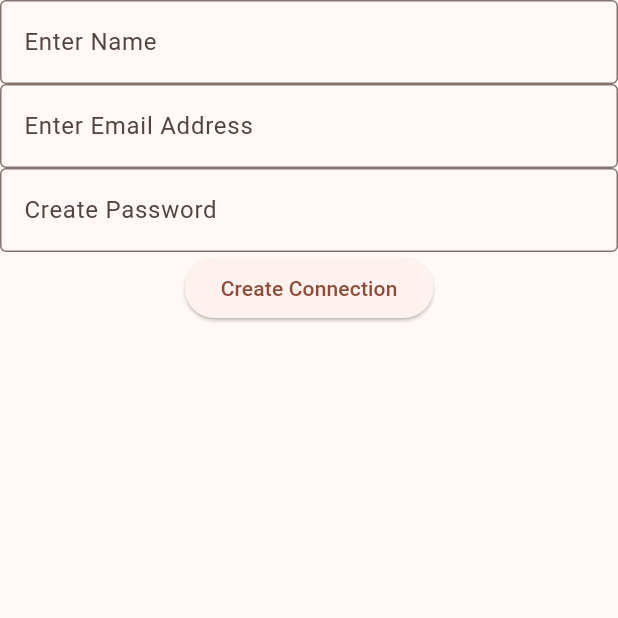
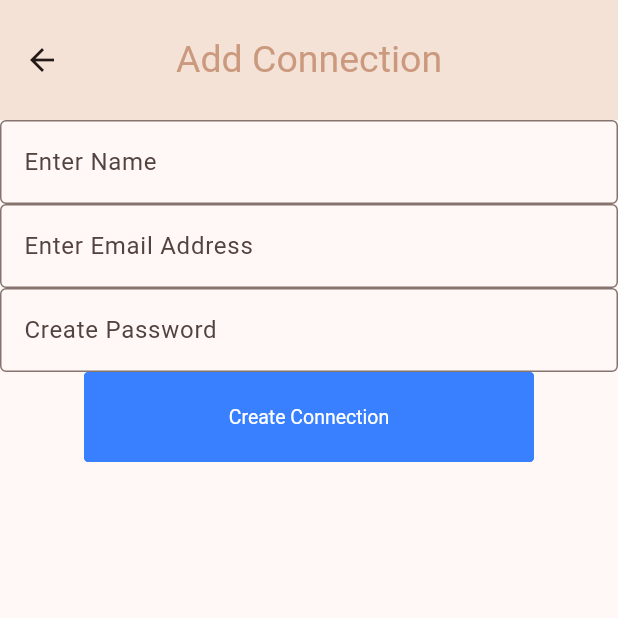
Before and after one commit to audreyhan222/App-Challenge, a Flutter app: the ConnectionsPage screen opened directly, after a tap on "Add a Connection", on a phone screen of 412 x 824 dp, the top half of it. Run offline on Flutter 3.47's test engine with Material 2 defaults, Android fonts, the phone set to English and light mode, and no system bars; drawn by our look-alikes of getwidget; our stand-ins replace cloud_firestore, firebase_core, google_fonts; missing offline and left inert: flutter_alarm_clock; accounts and stored records are empty.

Commit message:
added connection messages

```diff
--- a/lib/ConnectionsPage.dart
+++ b/lib/ConnectionsPage.dart
@@ -1,4 +1,7 @@
 import 'package:flutter/material.dart';
+import 'package:firebase_core/firebase_core.dart';
+import 'package:cloud_firestore/cloud_firestore.dart';
+import 'globals.dart' as globals;
 import 'EnterConnectionPage.dart';
 
 class ConnectionsPage extends StatefulWidget {
@@ -9,7 +12,9 @@ class ConnectionsPage extends StatefulWidget {
 
 class _ConnectionsPageState extends State<ConnectionsPage> {
   TextEditingController messageController = TextEditingController();
-  String displayedMessage = ''; // To store and display the entered message
+  String displayedMessage = '';
+
+  final FirebaseFirestore firestore = FirebaseFirestore.instance;
 
   @override
   Widget build(BuildContext context) {
@@ -20,10 +25,36 @@ class _ConnectionsPageState extends State<ConnectionsPage> {
         backgroundColor: Color.fromRGBO(255, 241, 230, 1),
         toolbarHeight: 80,
         toolbarOpacity: 1.0,
+        shadowColor: Colors.black,
       ),
       body: Center(
+
         child: Column(
           children: [
+            Expanded(
+              child: StreamBuilder(
+                stream: firestore.collection("users").doc(globals.user_name).collection("messages").snapshots(),
+                builder: (context, snapshot) {
+                  if (!snapshot.hasData) {
+                    return Center(child: CircularProgressIndicator());
+                  }
+                  var messages = snapshot.data!.docs;
+                  List<Widget> messageWidgets = [];
+                  for (var message in messages) {
+                    var data = message.data() as Map<String, dynamic>;
+                    var userName = message.id;
+                    var text = data["text"];
+                    messageWidgets.add(
+                      ListTile(
+                        title: Text(userName),
+                        subtitle: Text(text),
+                      ),
+                    );
+                  }
+                  return ListView(children: messageWidgets);
+                },
+              ),
+            ),
             TextButton(
               onPressed: () {
                 Navigator.push(
@@ -34,7 +65,7 @@ class _ConnectionsPageState extends State<ConnectionsPage> {
               child: Text("Add a Connection"),
             ),
             Padding(
-              padding: const EdgeInsets.all(16.0),
+              padding: const EdgeInsets.all(2.0),
               child: TextField(
                 controller: messageController,
                 decoration: InputDecoration(
@@ -44,8 +75,13 @@ class _ConnectionsPageState extends State<ConnectionsPage> {
             ),
             ElevatedButton(
               onPressed: () {
+                final message = messageController.text;
+                final userName = globals.user_name; // Assuming you have the user's name in globals.user_name
+// Add the message to Firestore subcollection
+                addMessageToFirestore(message, userName);
+
                 setState(() {
-                  displayedMessage = messageController.text;
+                  displayedMessage = message;
                 });
               },
               child: Text("Submit Message"),
@@ -54,9 +90,30 @@ class _ConnectionsPageState extends State<ConnectionsPage> {
               "Entered Message: $displayedMessage",
               style: TextStyle(fontSize: 18, fontWeight: FontWeight.bold),
             ),
-          ],
+          ]
         ),
-      ),
+
+        ),
+      );
+  }
+
+  void addMessageToFirestore(String message, String userName) {
+    final messagesCollection = globals.firestore.collection("users").doc(globals.main_id); // change to main_id
+    final message_data = <String, String> {
+      "text": message,
+    };
+    messagesCollection.get().then (
+        (DocumentSnapshot doc) async {
+          final data = doc.data() as Map<String, dynamic>;
+          firestore
+            .collection("users")
+            .doc (data["Main Email"])
+            .collection ("messages")
+            .doc (userName)
+            .set (message_data)
+            .onError((e, _) => print("Error writing document: $e"));
+        },
+      onError: (e) => print("User email or password is incorrect."),
     );
   }
 }
--- a/lib/EnterConnectionPage.dart
+++ b/lib/EnterConnectionPage.dart
@@ -1,6 +1,7 @@
 import 'package:flutter/material.dart';
 import 'package:cloud_firestore/cloud_firestore.dart';
 import 'globals.dart' as globals;
+import 'package:getwidget/getwidget.dart';
 
 class EnterConnectionPage extends StatefulWidget {
   const EnterConnectionPage({super.key});
@@ -15,6 +16,13 @@ class _EnterConnectionPageState extends State<EnterConnectionPage> {
     var user_password = "";
     var user_name = "";
     return Scaffold (
+      appBar: AppBar (
+        title: Text("Add Connection", style: TextStyle(color: Color.fromRGBO(203, 153, 126, 1), fontSize: 25)),
+        centerTitle: true,
+        backgroundColor: Color.fromRGBO(255, 241, 230, 1),
+        toolbarHeight: 80,
+        elevation: 4.0,
+      ),
       body: Center (
         child: Column (
           children: [
@@ -50,7 +58,10 @@ class _EnterConnectionPageState extends State<EnterConnectionPage> {
             ),
 
             //sign up button
-            ElevatedButton (
+            Container(
+              height: 60,
+              width: 300,
+              child: GFButton (
               onPressed: () {
                 Navigator.pop(context);
 
@@ -73,6 +84,7 @@ class _EnterConnectionPageState extends State<EnterConnectionPage> {
               },
               child: Text("Create Connection"),
             ),
+            ),
           ],
         ),
       ),
--- a/lib/MainPage.dart
+++ b/lib/MainPage.dart
@@ -20,6 +20,8 @@ class _MainPageState extends State<MainPage> {
         backgroundColor: Color.fromRGBO(255, 241, 230, 1),
         toolbarHeight: 80,
         toolbarOpacity: 1.0,
+        elevation: 2.0,
+        shadowColor: Colors.black,
       ),
       body: Column (
         children: [
--- a/lib/globals.dart
+++ b/lib/globals.dart
@@ -4,3 +4,4 @@ var user_doc;
 var user_id;
 var main_id;
 var firestore;
+var user_name;
--- a/lib/main.dart
+++ b/lib/main.dart
@@ -8,6 +8,7 @@ import 'package:cloud_firestore/cloud_firestore.dart';
 import 'globals.dart' as globals;
 //import 'package:firebase_database/firebase_database.dart';
 import 'package:getwidget/getwidget.dart';
+import 'package:google_fonts/google_fonts.dart';
 
 
 class RealtimeDatabaseInsert extends StatelessWidget {
--- a/pubspec.yaml
+++ b/pubspec.yaml
@@ -19,6 +19,7 @@ dependencies:
   firebase_storage: ^11.2.6
   cloud_firestore: ^4.9.1
   getwidget: ^2.0.4
+  google_fonts: ^6.1.0
 
 
 dev_dependencies:
```
Also changed, not shown: lib/LoginPage.dart (+27 -6 lines), lib/SignUpPage.dart (+37 -10 lines), pubspec.lock, 1 other file.
